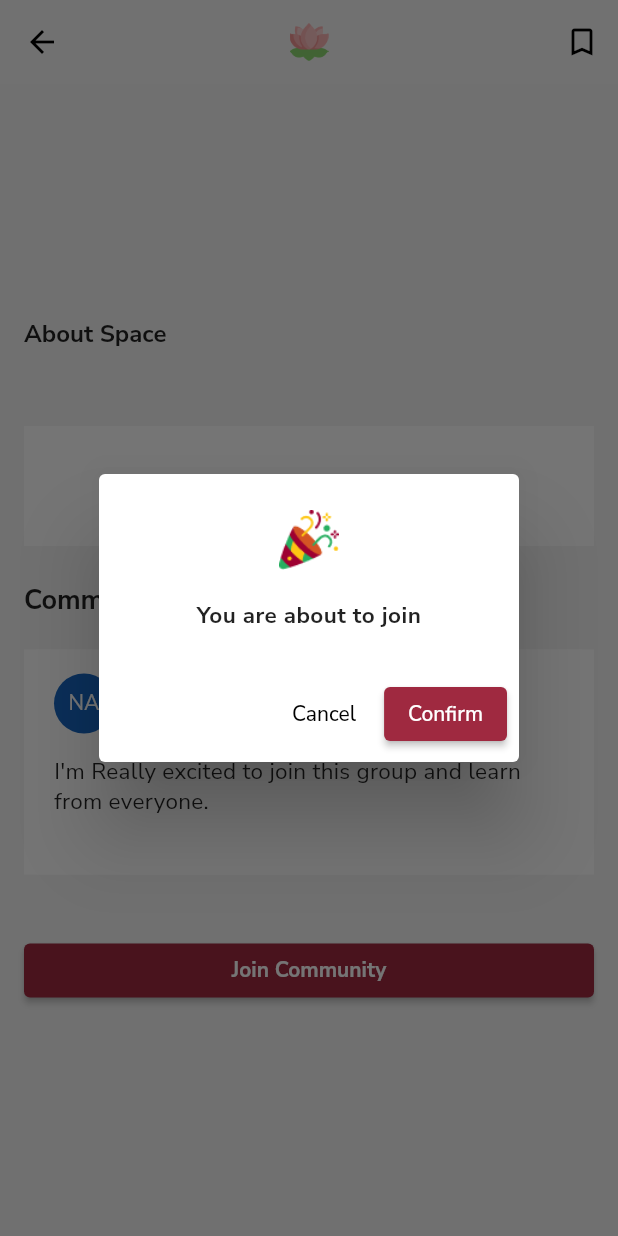
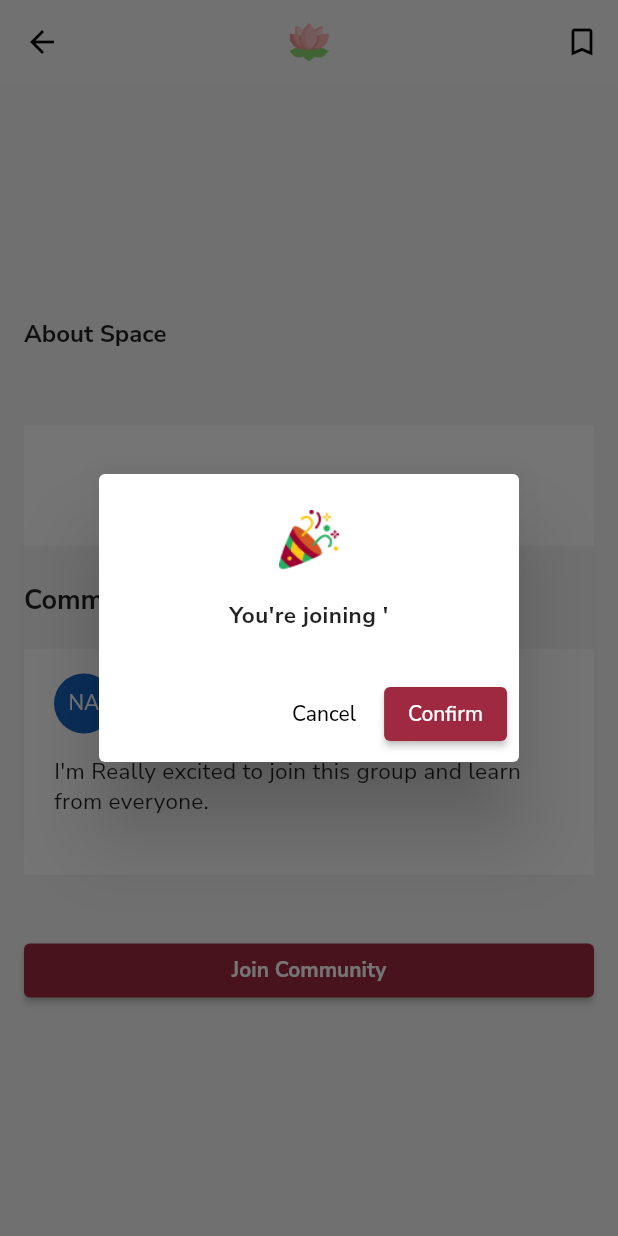
Before and after one commit to iwanjo/aura_flutter, a Flutter app: the SupportSpaceInfo screen opened directly with empty values, after a tap on "Join Community", on a phone screen of 412 x 824 dp. Run offline on Flutter 3.47's test engine with Material 2 defaults, Android fonts, the phone set to English and light mode, and no system bars; our stand-ins replace cloud_firestore, firebase_auth, firebase_core, firebase_database, firebase_storage, google_fonts and 6 more; missing offline and left inert: day_night_switcher; accounts and stored records are empty; network calls fail.

Commit message:
Minor edit to support spaces

```diff
--- a/lib/views/support_space_info.dart
+++ b/lib/views/support_space_info.dart
@@ -36,7 +36,7 @@ class _SupportSpaceInfoState extends State<SupportSpaceInfo> {
             width: 40,
           ),
           content: Text(
-            "You are about to join " + this.widget.spaceName,
+            "You're joining ' " + this.widget.spaceName,
             style: GoogleFonts.nunitoSans(
               fontSize: 15.0,
               fontWeight: FontWeight.bold,
```
